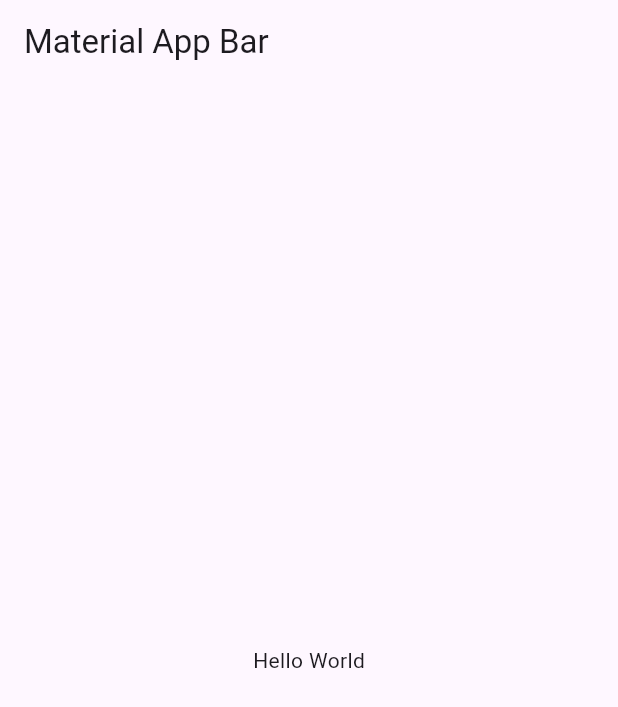
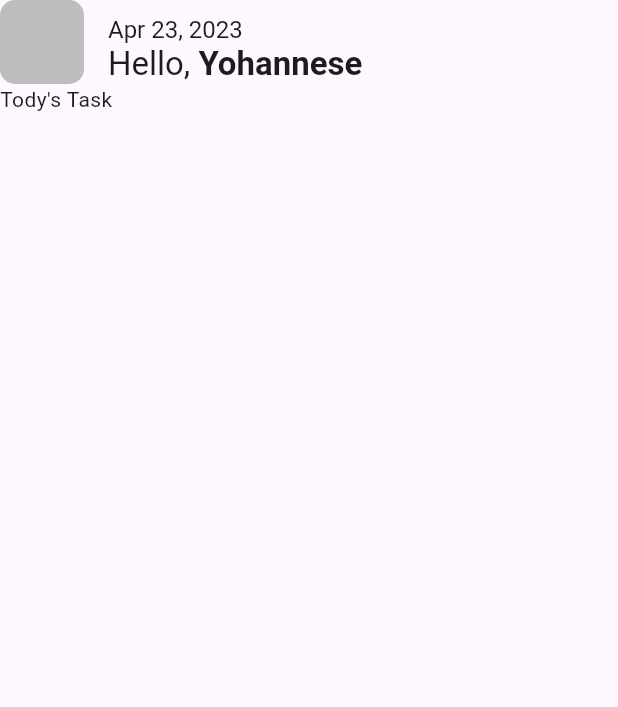
Before and after one commit to BiluAilu/mobile_assesment, a Flutter app: the screen it shows after launch, on a phone screen of 412 x 824 dp. Shown: the top 707 px of the screen. Run offline on Flutter 3.47's test engine with Material 3 defaults, Android fonts, the phone set to English and light mode, and no system bars; our stand-ins replace bloc, dartz, equatable, flutter_bloc, get_it, internet_connection_checker.

Commit message:
todo home page ui has been started

```diff
--- a/lib/feature/todo/data/datasources/remote_datasource.dart
+++ b/lib/feature/todo/data/datasources/remote_datasource.dart
@@ -1,9 +1,7 @@
 import 'dart:convert';
 
-import 'package:assessment/core/constants/app_key.dart';
 import 'package:assessment/core/core.dart';
 import 'package:assessment/feature/todo/data/models/todo_model.dart';
-import 'package:dartz/dartz.dart';
 import 'package:http/http.dart' as http;
 
 abstract class RemoteDataSource {
--- a/lib/feature/todo/data/repositories/todo_repository_imp.dart
+++ b/lib/feature/todo/data/repositories/todo_repository_imp.dart
@@ -1,7 +1,6 @@
 
 
 import 'package:assessment/core/core.dart';
-import 'package:assessment/core/error/failure.dart';
 import 'package:assessment/feature/todo/data/datasources/remote_datasource.dart';
 import 'package:assessment/feature/todo/data/models/todo_model.dart';
 import 'package:assessment/feature/todo/domain/repositories/todo_repository.dart';
--- a/lib/feature/todo/domain/usecases/delete_todo_usecase.dart
+++ b/lib/feature/todo/domain/usecases/delete_todo_usecase.dart
@@ -3,7 +3,6 @@
 
 
 import 'package:assessment/core/core.dart';
-import 'package:assessment/feature/todo/data/models/todo_model.dart';
 import 'package:assessment/feature/todo/domain/repositories/todo_repository.dart';
 import 'package:dartz/dartz.dart';
 
--- a/lib/feature/todo/presentation/bloc/todo_bloc.dart
+++ b/lib/feature/todo/presentation/bloc/todo_bloc.dart
@@ -5,10 +5,8 @@ import 'package:assessment/feature/todo/domain/usecases/delete_todo_usecase.dart
 import 'package:assessment/feature/todo/domain/usecases/get_todos_usecase.dart';
 import 'package:assessment/feature/todo/domain/usecases/insert_todo_usecase.dart';
 import 'package:assessment/feature/todo/domain/usecases/update_todo_usecase.dart';
-import 'package:assessment/feature/todo/presentation/bloc/bloc.dart';
 import 'package:bloc/bloc.dart';
 import 'package:equatable/equatable.dart';
-import 'package:http/http.dart';
 
 part 'todo_event.dart';
 part 'todo_state.dart';
@@ -76,7 +74,7 @@ class TodoBloc extends Bloc<TodoEvent, TodoState> {
             String message = mapFailureToMessage(failure);
             emit(TodoError(message: message));
           }, (todos) {
-            emit(TodoDeleted(message: "deleted successfully"));
+            emit(const TodoDeleted(message: "deleted successfully"));
           });
 
 
--- a/lib/feature/todo/presentation/bloc/todo_event.dart
+++ b/lib/feature/todo/presentation/bloc/todo_event.dart
@@ -9,7 +9,7 @@ abstract class TodoEvent extends Equatable {
 
 
 class FetchTodosEvent extends TodoEvent{
-  FetchTodosEvent();
+  const FetchTodosEvent();
 }
 
 class UpdateTodosEvent extends TodoEvent{
--- /dev/null
+++ b/lib/feature/todo/presentation/pages/todo_home.dart
@@ -0,0 +1,62 @@
+import 'package:flutter/material.dart';
+
+class HomePage extends StatefulWidget {
+  const HomePage({super.key});
+
+  @override
+  State<HomePage> createState() => _HomePageState();
+}
+
+class _HomePageState extends State<HomePage> {
+  @override
+  Widget build(BuildContext context) {
+    return Scaffold(
+      appBar: AppBar(
+        leading: Container(
+          padding: const EdgeInsets.symmetric(horizontal: 10, vertical: 10),
+          decoration: BoxDecoration(
+            borderRadius: BorderRadius.circular(10),
+            color: Colors.grey[400],
+          ),
+          height: 80,
+          width: 30,
+          child: Container(),
+        ),
+        title: const Padding(
+          padding: EdgeInsets.only(top: 10.0),
+          child: Column(
+            crossAxisAlignment: CrossAxisAlignment.start,
+            children: [
+              Text(
+                "Apr 23, 2023",
+                style: TextStyle(
+                  fontSize: 16,
+                ),
+              ),
+              Row(
+                children: [
+                  Text("Hello, "),
+                  Text(
+                    "Yohannese",
+                    style: TextStyle(fontWeight: FontWeight.bold),
+                  )
+                ],
+              ),
+            ],
+          ),
+        ),
+      ),
+      body: const Flex(
+        direction: Axis.vertical,
+        children: [
+          Row(
+            mainAxisAlignment: MainAxisAlignment.spaceBetween,
+            children: [
+              Text("Tody's Task"),
+            ],
+          )
+        ],
+      ),
+    );
+  }
+}
--- a/lib/main.dart
+++ b/lib/main.dart
@@ -1,4 +1,5 @@
 import 'package:assessment/feature/todo/presentation/bloc/bloc.dart';
+import 'package:assessment/feature/todo/presentation/pages/todo_home.dart';
 import 'package:assessment/injection_container.dart';
 import 'package:assessment/injection_container.dart' as di;
 import 'package:flutter/material.dart';
@@ -19,7 +20,7 @@ void main() async{
         create: (_) => sq <TodoBloc>(),
       ),
     ],
-    child:  MyApp(),
+    child:  const MyApp(),
   ));
 
 }
@@ -30,7 +31,7 @@ class MyApp extends StatelessWidget {
   @override
   Widget build(BuildContext context) {
     return MaterialApp(
-      title: 'Flutter Demo',
+  debugShowCheckedModeBanner: false,
       theme: ThemeData(
 
         colorScheme: ColorScheme.fromSeed(seedColor: Colors.deepPurple),
@@ -39,26 +40,3 @@ class MyApp extends StatelessWidget {
       home: const HomePage());
   }
 }
-
-
-class HomePage extends StatefulWidget {
-  const HomePage({super.key});
-
-  @override
-  State<HomePage> createState() => _HomePageState();
-}
-
-class _HomePageState extends State<HomePage> {
-  @override
-  Widget build(BuildContext context) {
-    return Scaffold(
-        appBar: AppBar(
-          title: const Text('Material App Bar'),
-        ),
-        body: const Center(
-          child: Text('Hello World'),
-        ),
-
-    );
-  }
-}
```
Also changed, not shown: lib/feature/todo/presentation/bloc/todo_state.dart (+5 -5 lines), lib/feature/todo/presentation/widgets/todo_card.dart (added, +87 -0 lines), 1 other file.
